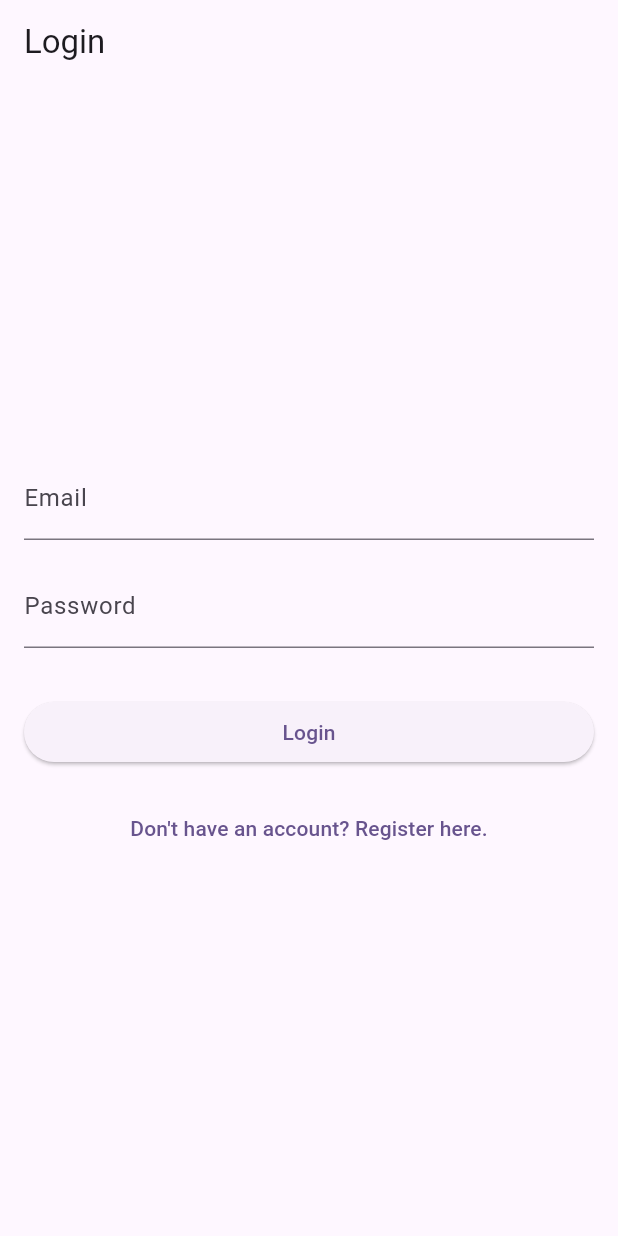
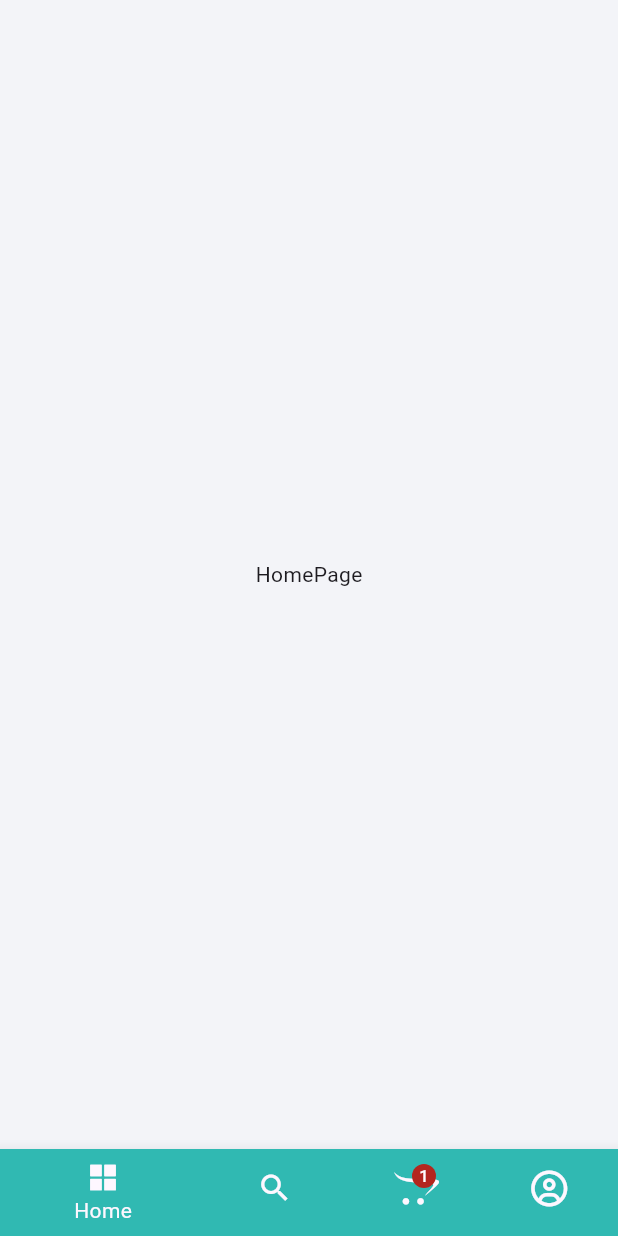
Before and after one commit to suryapradipta/flw_mobile, a Flutter app: the screen it shows after launch, on a phone screen of 412 x 824 dp. Run offline on Flutter 3.47's test engine with Material 3 defaults, Android fonts, the phone set to English and light mode, and no system bars; our stand-ins replace firebase_auth, firebase_core, flutter_screenutil, flutter_secure_storage, flutter_vector_icons, get and 1 more; accounts and stored records are empty.

Commit message:
ui: bottom nav bar

```diff
--- /dev/null
+++ b/lib/app/controllers/tab_index_controller.dart
@@ -0,0 +1,25 @@
+import 'package:flutter/material.dart';
+import 'package:flw_mobile/app/modules/main/cart/cart_page.dart';
+import 'package:flw_mobile/app/modules/main/home/home_page.dart';
+import 'package:flw_mobile/app/modules/main/profile/profile_page.dart';
+import 'package:flw_mobile/app/modules/main/search/search_page.dart';
+import 'package:get/get.dart';
+
+class TabIndexController extends GetxController {
+  final RxInt _currentIndex = 0.obs;
+
+  List<Widget> pages = [
+    HomePage(),
+    SearchPage(),
+    CartPage(),
+    ProfilePage()
+  ];
+
+  int get currentIndex => _currentIndex.value;
+
+  Widget get currentScreen => pages[_currentIndex.value];
+
+  set currentIndex(int value) {
+    _currentIndex.value = value;
+  }
+}
--- /dev/null
+++ b/lib/app/modules/main/entrypoint.dart
@@ -0,0 +1,63 @@
+import 'package:flutter/material.dart';
+import 'package:flutter_vector_icons/flutter_vector_icons.dart';
+import 'package:flw_mobile/app/controllers/tab_index_controller.dart';
+import 'package:flw_mobile/app/utils/colors.dart';
+import 'package:get/get.dart';
+
+class MainScreen extends StatelessWidget {
+  const MainScreen({super.key});
+
+  @override
+  Widget build(BuildContext context) {
+    final TabIndexController controller = Get.put(TabIndexController());
+
+    return Scaffold(
+      body: Obx(
+        () => controller.currentScreen,
+      ),
+      bottomNavigationBar: Theme(
+          data: Theme.of(context).copyWith(canvasColor: kPrimary),
+          child: Obx(
+            () => BottomNavigationBar(
+              currentIndex: controller.currentIndex,
+              onTap: (index) {
+                controller.currentIndex = index;
+              },
+              /*showSelectedLabels: false,
+              showUnselectedLabels: false,
+              unselectedIconTheme: const IconThemeData(
+                color: Colors.black38,
+              ),
+              selectedIconTheme: const IconThemeData(
+                color: kSecondary,
+              ),*/
+              items: [
+                BottomNavigationBarItem(
+                  icon: controller.currentIndex == 0
+                      ? const Icon(AntDesign.appstore1)
+                      : const Icon(AntDesign.appstore_o),
+                  label: 'Home',
+                ),
+                const BottomNavigationBarItem(
+                  icon: Icon(Icons.search),
+                  label: 'Search',
+                ),
+                const BottomNavigationBarItem(
+                  icon: Badge(
+                    label: Text('1'),
+                    child: Icon(FontAwesome.opencart),
+                  ),
+                  label: 'Cart',
+                ),
+                BottomNavigationBarItem(
+                  icon: controller.currentIndex == 3
+                      ? const Icon(FontAwesome.user_circle)
+                      : const Icon(FontAwesome.user_circle_o),
+                  label: 'Profile',
+                ),
+              ],
+            ),
+          )),
+    );
+  }
+}
--- /dev/null
+++ b/lib/app/modules/main/home/home_page.dart
@@ -0,0 +1,12 @@
+import 'package:flutter/material.dart';
+
+class HomePage extends StatelessWidget {
+  const HomePage({super.key});
+
+  @override
+  Widget build(BuildContext context) {
+    return Scaffold(
+      body: Center(child: Text('HomePage')),
+    );
+  }
+}
--- a/lib/app/routes/names.dart
+++ b/lib/app/routes/names.dart
@@ -2,4 +2,6 @@ class AppRoutes {
   static const INITIAL = '/';
   static const LOGIN = '/login';
   static const REGISTER = '/register';
+
+  static const MAIN = '/main';
 }
--- a/lib/app/routes/pages.dart
+++ b/lib/app/routes/pages.dart
@@ -2,6 +2,7 @@ import 'package:flw_mobile/app/modules/auth/binding.dart';
 import 'package:flw_mobile/app/modules/auth/login_view.dart';
 import 'package:flw_mobile/app/modules/auth/register_view.dart';
 import 'package:flw_mobile/app/modules/home/index.dart';
+import 'package:flw_mobile/app/modules/main/entrypoint.dart';
 import 'package:flw_mobile/app/routes/names.dart';
 import 'package:get/get.dart';
 
@@ -26,5 +27,9 @@ class AppPages {
       page: () => RegisterView(),
       binding: AuthBinding(),
     ),
+    GetPage(
+      name: AppRoutes.MAIN,
+      page: () => MainScreen(),
+    ),
   ];
 }
--- a/lib/app/utils/app_constants.dart
+++ b/lib/app/utils/app_constants.dart
@@ -3,4 +3,6 @@ class AppConstants {
   static const int appVersion = 1;
 
   static const String baseUrl = "http://localhost:3000";
+  static const String googleApiKey = '';
+
 }
--- /dev/null
+++ b/lib/app/utils/colors.dart
@@ -0,0 +1,14 @@
+import 'package:flutter/material.dart';
+
+const kPrimary = Color(0xFF30b9b2);
+const kPrimaryLight = Color(0xFF40F3EA);
+const kSecondary = Color(0xffffa44f);
+const kSecondaryLight = Color(0xFFffe5db);
+const kTertiary = Color(0xff0078a6);
+const kGray = Color(0xff83829A);
+const kGrayLight = Color(0xffC1C0C8);
+const kLightWhite = Color(0xffFAFAFC);
+const kWhite = Color(0xfffFFFFF);
+const kDark = Color(0xff000000);
+const kRed = Color(0xffe81e4d);
+const kOffWhite = Color(0xffF3F4F8);
--- a/lib/main.dart
+++ b/lib/main.dart
@@ -1,7 +1,8 @@
 import 'package:flutter/material.dart';
+import 'package:flutter_screenutil/flutter_screenutil.dart';
 import 'package:flw_mobile/app/routes/routes.dart';
+import 'package:flw_mobile/app/utils/colors.dart';
 import 'package:flw_mobile/global.dart';
-import 'package:flw_mobile/main_bindings.dart';
 import 'package:get/get.dart';
 
 Future<void> main() async {
@@ -14,16 +15,27 @@ class MyApp extends StatelessWidget {
 
   @override
   Widget build(BuildContext context) {
+    return ScreenUtilInit(
+      designSize: const Size(375, 825),
+      minTextAdapt: true,
+      splitScreenMode: true,
+      builder: (context, child) {
         return GetMaterialApp(
           debugShowCheckedModeBanner: false,
           title: 'Food Waste Reduction App',
-      theme: ThemeData(
+          /*theme: ThemeData(
             colorScheme: ColorScheme.fromSeed(seedColor: Colors.deepPurple),
             useMaterial3: true,
-      ),
-      initialBinding: MainBindings(),
-      initialRoute: AppRoutes.LOGIN,
+          ),*/
+          theme: ThemeData(
+              scaffoldBackgroundColor: kOffWhite,
+              iconTheme: const IconThemeData(color: kDark),
+              primarySwatch: Colors.grey),
+          // initialBinding: MainBindings(),
+          initialRoute: AppRoutes.MAIN,
           getPages: AppPages.routes,
+        );
+      },
     );
   }
 }
```
Also changed, not shown: lib/app/modules/main/cart/cart_page.dart (added, +12 -0 lines), lib/app/modules/main/profile/profile_page.dart (added, +12 -0 lines), lib/app/modules/main/search/search_page.dart (added, +12 -0 lines), lib/app/modules/main/search/temp.dart (added, +67 -0 lines), lib/app/utils/theme.dart (added, +17 -0 lines), lib/app/utils/uidata.dart (added, +391 -0 lines), pubspec.yaml (+51 -2 lines), pubspec.lock. Lines whose indentation alone changed are shown as unchanged.
